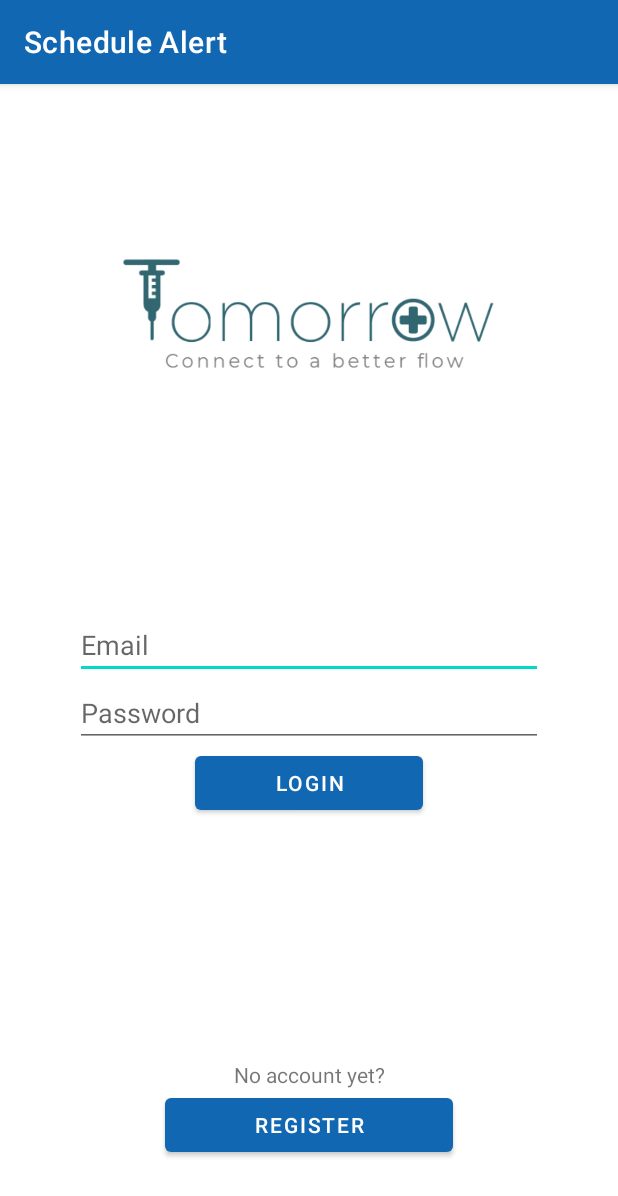
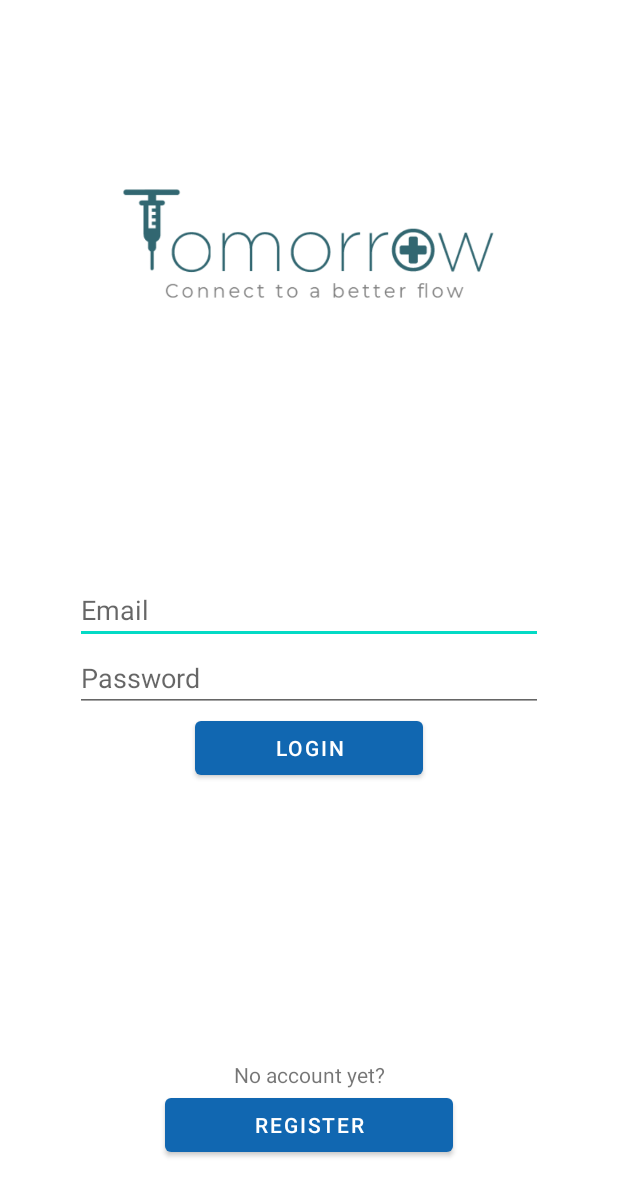
Before and after one commit to EderJuniorChua/TomorrowApp, an Android app: the screen it shows after launch (Login), on a phone screen of 412 x 824 dp. Shown: the top 1196 px of the screen. Run offline under Robolectric (Android 15) with nearby library versions, the phone set to English and light mode, and no system bars.

Commit message:
Removed appbar on all existing layouts

```diff
--- a/app/src/main/res/values-night/themes.xml
+++ b/app/src/main/res/values-night/themes.xml
@@ -13,4 +13,8 @@
         <item name="android:statusBarColor" tools:targetApi="l">?attr/colorPrimaryVariant</item>
         <!-- Customize your theme here. -->
     </style>
+    <style name="Theme.ScheduleAlert.NoActionBar">
+        <item name="windowActionBar">false</item>
+        <item name="windowNoTitle">true</item>
+    </style>
 </resources>
--- a/app/src/main/res/values/themes.xml
+++ b/app/src/main/res/values/themes.xml
@@ -13,4 +13,8 @@
         <item name="android:statusBarColor" tools:targetApi="l">?attr/colorPrimaryVariant</item>
         <!-- Customize your theme here. -->
     </style>
+    <style name="Theme.ScheduleAlert.NoActionBar">
+        <item name="windowActionBar">false</item>
+        <item name="windowNoTitle">true</item>
+    </style>
 </resources>
```
Also changed, not shown: app/src/main/AndroidManifest.xml (+5 -2 lines).
